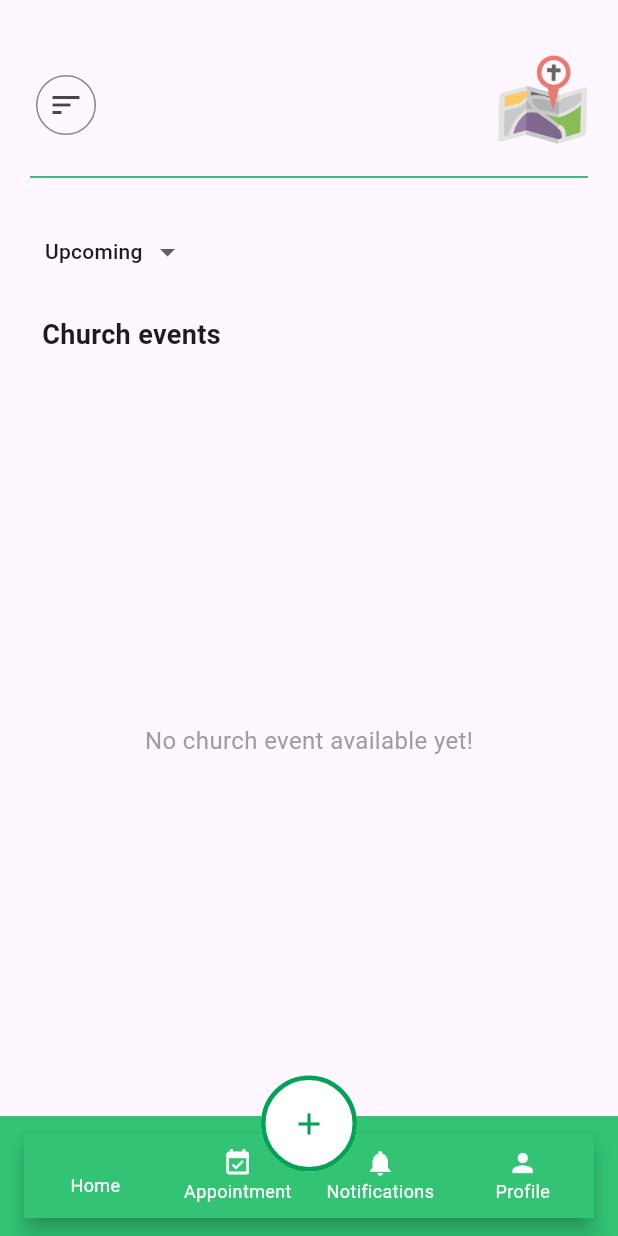
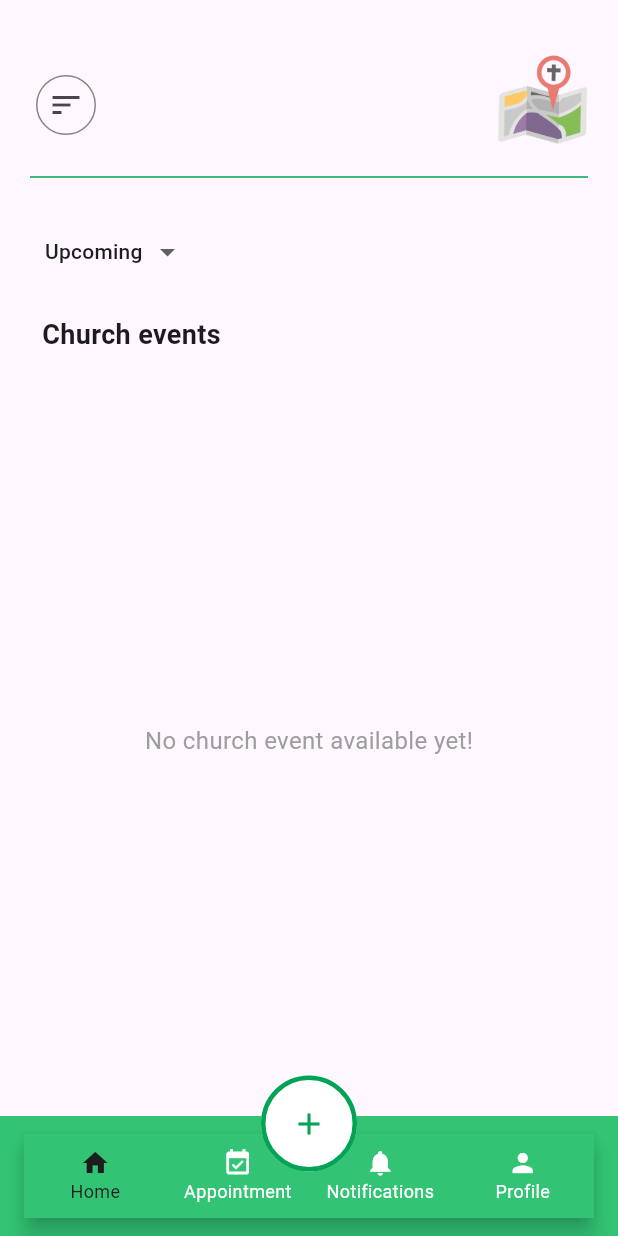
Before and after one commit to Arn0ten/church-tap-main, a Flutter app: the HomePage screen opened directly, on a phone screen of 412 x 824 dp. Run offline on Flutter 3.47's test engine with Material 3 defaults, Android fonts, the phone set to English and light mode, and no system bars; our stand-ins replace animated_bottom_navigation_bar, cloud_firestore, firebase_auth, firebase_core, firebase_messaging, flutter_local_notifications and 10 more; missing offline and left inert: flutter_map_location_marker, flutter_map_marker_popup, fuzzy; accounts and stored records are empty.

Commit message:
Deny All Remaining nalang kulanggg

```diff
--- a/lib/FRONT_END/MemberScreens/widget_member/navigation_bar.dart
+++ b/lib/FRONT_END/MemberScreens/widget_member/navigation_bar.dart
@@ -64,12 +64,13 @@ class _HomePageState extends State<HomePage> {
         child: BottomNavigationBar(
             elevation: 6,
             backgroundColor: appGreen2,
-          selectedItemColor: appWhite,
+            selectedItemColor: appBlack,
             unselectedItemColor: appWhite,
             type: BottomNavigationBarType.fixed,
             iconSize: 20.0,
             selectedFontSize: 12.0,
             unselectedFontSize: 12.0,
+
 
           onTap: (int value) {
             setState(() {
@@ -88,40 +89,29 @@ class _HomePageState extends State<HomePage> {
 
           currentIndex: _currentTab,
           items: [
-            const BottomNavigationBarItem(
+            BottomNavigationBarItem(
               icon: Icon(
                 Icons.home,
                 size: 20,
+                color: _currentTab == 0 ? appBlack : appWhite,
               ),
               label: 'Home',
-              activeIcon: Text(
-                "",
-                style: TextStyle(
-                  fontSize: 8,
-                  color: appWhite,
             ),
-              ),
-            ),
-            const BottomNavigationBarItem(
+            BottomNavigationBarItem(
               icon: Icon(
                 Icons.event_available,
                 size: 20,
+                color: _currentTab == 1 ? appBlack : appWhite,
               ),
               label: 'Appointment',
-              activeIcon: Text(
-                "",
-                style: TextStyle(
-                  fontSize: 8,
-                  color: appWhite,
-                ),
-              ),
             ),
             BottomNavigationBarItem(
               icon: Stack(
                 children: [
-                  const Icon(
+                  Icon(
                     Icons.notifications,
                     size: 20,
+                    color: _currentTab == 2 ? appBlack : appWhite,
                   ),
                   if (_notificationCount > 0)
                     Positioned(
@@ -149,27 +139,14 @@ class _HomePageState extends State<HomePage> {
                 ],
               ),
               label: 'Notifications',
-              activeIcon: const Text(
-                "",
-                style: TextStyle(
-                  fontSize: 8,
-                  color: appWhite,
             ),
-              ),
-            ),
-            const BottomNavigationBarItem(
+            BottomNavigationBarItem(
               icon: Icon(
                 Icons.person,
                 size: 20,
+                color: _currentTab == 3 ? appBlack : appWhite,
               ),
               label: 'Profile',
-              activeIcon: Text(
-                "",
-                style: TextStyle(
-                  fontSize: 8,
-                  color: appWhite,
-                ),
-              ),
             ),
           ],
         ),
```
Lines whose indentation alone changed are shown as unchanged.
